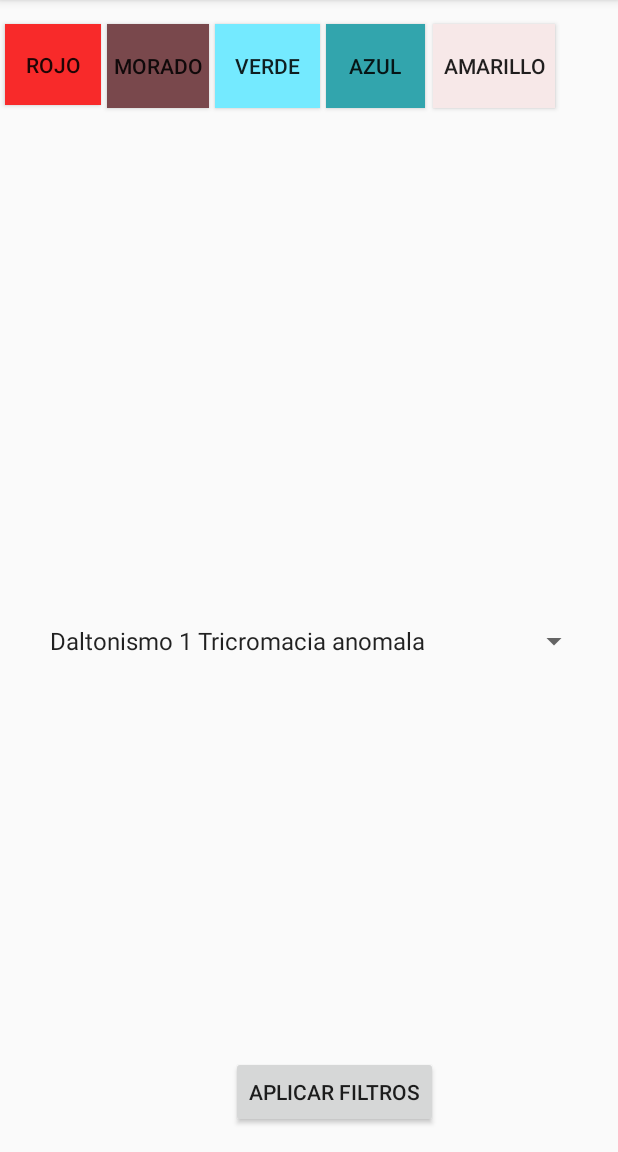
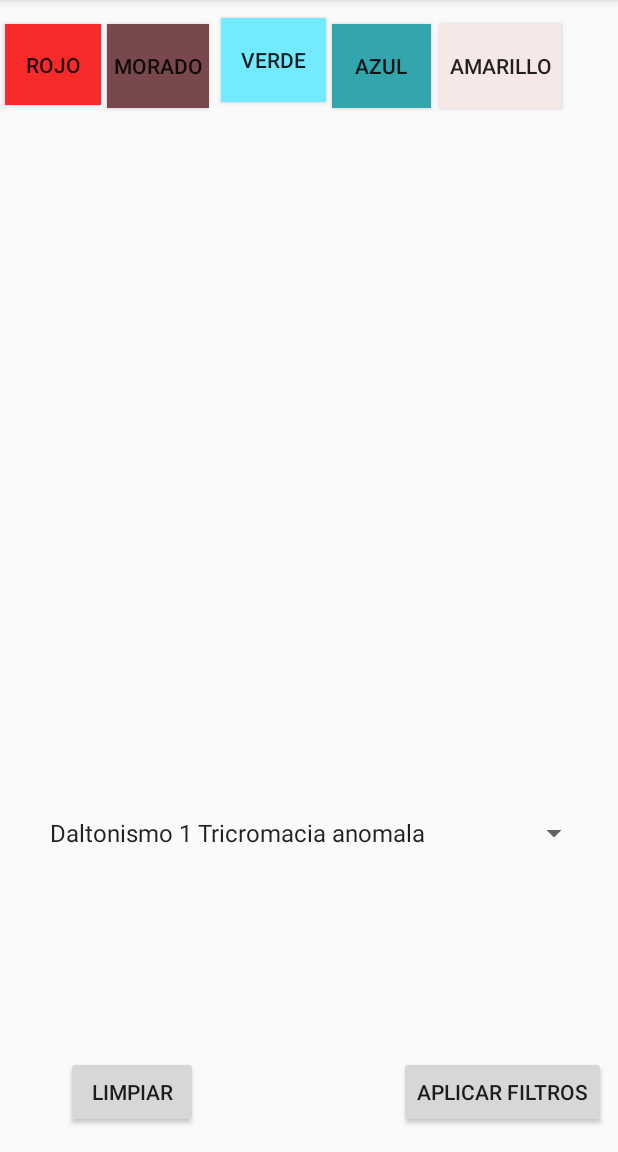
Before and after one commit to proyectos-savsolutions/daltoDesigner, an Android app: the frgAreaDibujo screen opened through its navigation route, after a tap on "VERDE", on a phone screen of 412 x 824 dp, the part 84-1236 px from its top. Run offline under Robolectric (Android 15) with nearby library versions, the phone set to English and light mode, and no system bars.

Commit message:
Ajuste para permitir borrar el ultimo color utilizado al momento de dibujar Adición de bóton de limpiar al fragmento del área de dibujo

```diff
--- a/app/src/main/java/co/savsolutions/daltodesigner/CanvasView.kt
+++ b/app/src/main/java/co/savsolutions/daltodesigner/CanvasView.kt
@@ -97,7 +97,6 @@ class CanvasView @JvmOverloads constructor(
         //mPath.close()
         //tramos.get(indiceTramos)!!.mPath.close()
 
-
         indiceTramos = indiceTramos + 1
 
         val nuevoTramo:tramo = tramo()
@@ -116,7 +115,7 @@ class CanvasView @JvmOverloads constructor(
         nuevoTramoNatural.mPaint.color = colorComunPincel
         nuevoTramoNatural.mPaint.style = Paint.Style.STROKE
         nuevoTramoNatural.mPaint.strokeJoin = Paint.Join.ROUND
-        nuevoTramoNatural.mPaint.strokeWidth = 2F
+        nuevoTramoNatural.mPaint.strokeWidth = 4F
 
         nuevoTramoNatural.mPath = Path()
 
--- a/app/src/main/java/co/savsolutions/daltodesigner/frgAreaDibujo.kt
+++ b/app/src/main/java/co/savsolutions/daltodesigner/frgAreaDibujo.kt
@@ -76,6 +76,12 @@ class frgAreaDibujo : Fragment() {
         view?.findViewById<Button>(R.id.btnAplicarFiltros)?.setOnClickListener {
             // Navigate to the login destination
             view?.let { Navigation.findNavController(it).navigate(R.id.frgFiltrosColores2) }
+        }
+
+        // Escucha para pasar a la vista de aplicar filtros
+        view?.findViewById<Button>(R.id.btnLimpiarAreaDibujo)?.setOnClickListener {
+            // Navigate to the login destination
+            cnvEspacioDibujoFlitro.clearCanvas()
         }
 
         //PRIMER BOTON
@@ -181,7 +187,9 @@ class frgAreaDibujo : Fragment() {
     fun aplicarFiltroParaDoltonismo(tipoDaltonismo : Int)
     {
 
+
         cnvEspacioDibujoFlitro.conjuntoColoresUtilizar = tipoDaltonismo  // Aplicar el filtro para presentar los colores naturales
+        cnvEspacioDibujoFlitro.mBitmap!!.recycle()
 
         // let { cnvEspacioDibujoFlitro.mBitmap =  applyHueFilter(cnvEspacioDibujoFlitro.mBitmap!!, 3) }
 
--- a/app/src/main/res/layout/fragment_frg_area_dibujo.xml
+++ b/app/src/main/res/layout/fragment_frg_area_dibujo.xml
@@ -13,11 +13,11 @@
         android:layout_width="70dp"
         android:layout_height="56dp"
 
-        android:layout_marginStart="4dp"
-        android:layout_marginLeft="4dp"
-        android:layout_marginTop="16dp"
+        android:layout_marginStart="8dp"
+        android:layout_marginLeft="8dp"
+        android:layout_marginTop="12dp"
         android:background="@color/colorVerde"
-        android:text="VERDE"
+        android:text="@string/txtColorVerde"
         app:layout_constraintStart_toEndOf="@+id/btnColorRojo"
         app:layout_constraintTop_toTopOf="parent" />
 
@@ -32,7 +32,7 @@
         android:layout_marginEnd="30dp"
         android:layout_marginRight="30dp"
         android:background="@color/colorMorado"
-        android:text="MORADO"
+        android:text="@string/txtColorMorado"
         app:layout_constraintEnd_toStartOf="@+id/btnColorNaranja"
         app:layout_constraintHorizontal_bias="0.1"
         app:layout_constraintStart_toEndOf="@+id/btnColorVerde"
@@ -43,11 +43,13 @@
         android:layout_width="64dp"
         android:layout_height="54dp"
 
+        android:layout_marginStart="3dp"
+        android:layout_marginLeft="3dp"
         android:layout_marginTop="16dp"
         android:background="@color/colorRojo"
+        android:text="@string/txtColorRojo"
         app:layout_constraintStart_toStartOf="parent"
-        app:layout_constraintTop_toTopOf="parent" android:text="ROJO" android:layout_marginLeft="3dp"
-        android:layout_marginStart="3dp"/>
+        app:layout_constraintTop_toTopOf="parent" />
 
     <Button
         android:id="@+id/btnColorAzul"
@@ -57,7 +59,7 @@
         android:layout_marginLeft="4dp"
         android:layout_marginTop="16dp"
         android:background="@color/colorAzul"
-        android:text="AZUL"
+        android:text="@string/txtColorAzul"
         app:layout_constraintStart_toEndOf="@+id/btnColorNaranja"
         app:layout_constraintTop_toTopOf="parent" />
 
@@ -72,7 +74,7 @@
         android:layout_marginEnd="10dp"
         android:layout_marginRight="10dp"
         android:background="@color/colorAmarillo"
-        android:text="AMARILLO"
+        android:text="@string/txtColorAmarillo"
         app:layout_constraintEnd_toEndOf="parent"
         app:layout_constraintHorizontal_bias="0.0"
         app:layout_constraintStart_toEndOf="@+id/btnColorAzul"
@@ -83,15 +85,15 @@
         android:id="@+id/btnAplicarFiltros"
         android:layout_width="wrap_content"
         android:layout_height="wrap_content"
-        android:layout_marginStart="8dp"
-        android:layout_marginLeft="8dp"
-        android:layout_marginEnd="120dp"
-        android:layout_marginRight="120dp"
+        android:layout_marginStart="88dp"
+        android:layout_marginLeft="88dp"
+        android:layout_marginEnd="8dp"
+        android:layout_marginRight="8dp"
         android:layout_marginBottom="16dp"
         android:text="@string/btnAplicarFiltros"
         app:layout_constraintBottom_toBottomOf="parent"
         app:layout_constraintEnd_toEndOf="parent"
-        app:layout_constraintHorizontal_bias="0.444"
+        app:layout_constraintHorizontal_bias="1.0"
         app:layout_constraintStart_toEndOf="@+id/btnLimpiarAreaDibujo" />
 
     <co.savsolutions.daltodesigner.CanvasView
@@ -125,4 +127,15 @@
         app:layout_constraintStart_toStartOf="parent"
         app:layout_constraintTop_toBottomOf="@+id/cnvEspacioDibujoFlitro"/>
 
+    <Button
+        android:id="@+id/btnLimpiarAreaDibujo"
+        android:layout_width="wrap_content"
+        android:layout_height="wrap_content"
+        android:layout_marginStart="44dp"
+        android:layout_marginLeft="44dp"
+        android:layout_marginBottom="16dp"
+        android:text="@string/btnLimpiarCanvas"
+        app:layout_constraintBottom_toBottomOf="parent"
+        app:layout_constraintStart_toStartOf="parent" />
+
 </android.support.constraint.ConstraintLayout>
--- a/app/src/main/res/values/strings.xml
+++ b/app/src/main/res/values/strings.xml
@@ -12,4 +12,9 @@
     <string name="txtCompatirPorCorreoElectronico">Enviar por correo electrónico</string>
     <string name="btnLimpiarCanvas">Limpiar</string>
     <string name="btnCreadoPor">Creado por</string>
+    <string name="txtColorVerde">VERDE</string>
+    <string name="txtColorMorado">MORADO</string>
+    <string name="txtColorRojo">ROJO</string>
+    <string name="txtColorAzul">AZUL</string>
+    <string name="txtColorAmarillo">AMARILLO</string>
 </resources>
```
